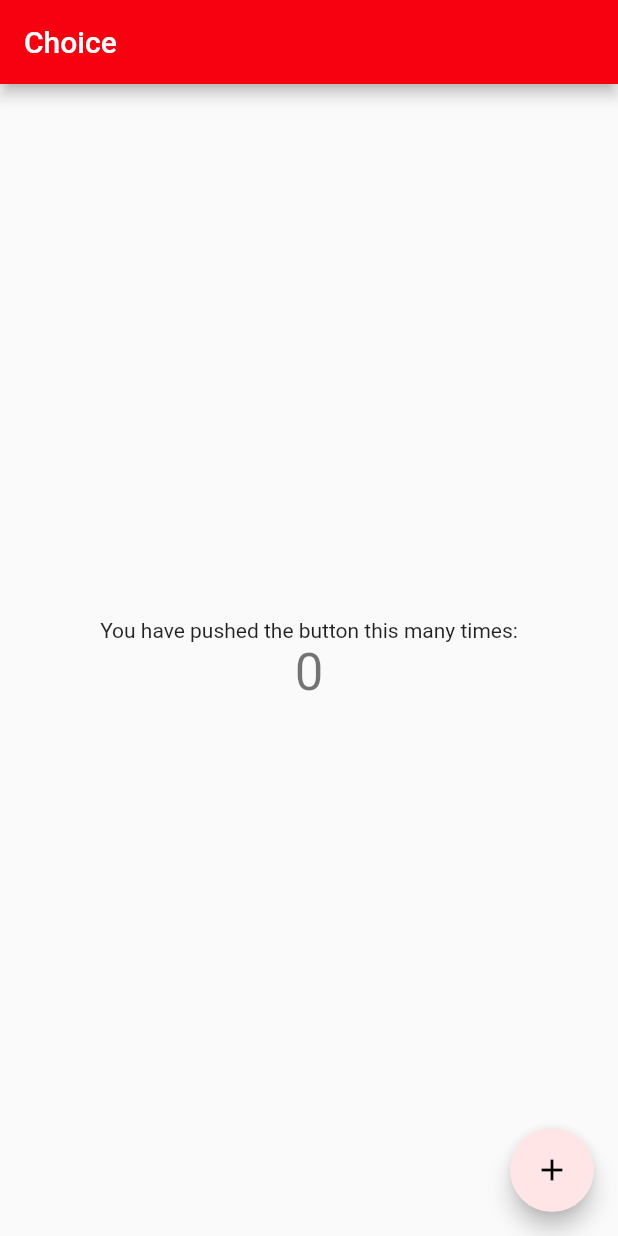
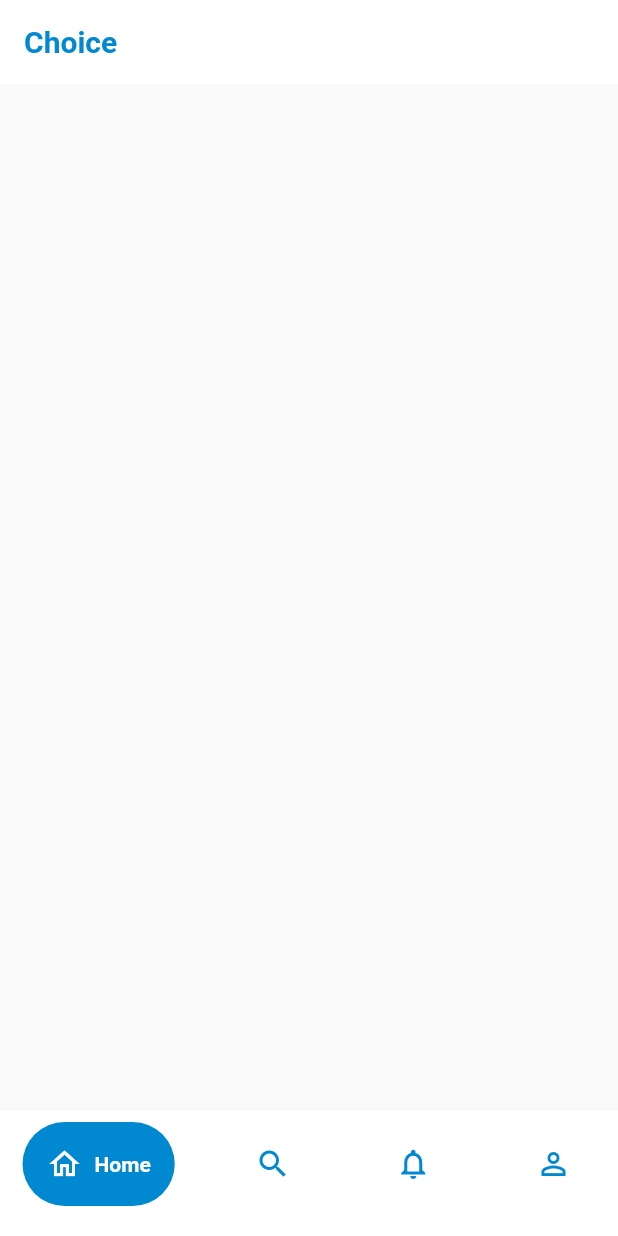
Before and after one commit to SokkunNORN/choice, a Flutter app: the screen it shows after launch, on a phone screen of 412 x 824 dp. Run offline on Flutter 3.47's test engine with Material 2 defaults, Android fonts, the light colour scheme and no system bars; drawn by our look-alikes of google_nav_bar; our stand-ins replace get.

Commit message:
feat(view): init tab bar

```diff
--- a/lib/main.dart
+++ b/lib/main.dart
@@ -1,6 +1,6 @@
+import 'package:choice/routes/app_sreens.dart';
 import 'package:flutter/material.dart';
-
-import 'common/common.dart';
+import 'package:get/get.dart';
 
 void main() {
   runApp(const MyApp());
@@ -11,63 +11,10 @@ class MyApp extends StatelessWidget {
 
   @override
   Widget build(BuildContext context) {
-    return MaterialApp(
-      title: 'Choice',
+    return GetMaterialApp(
       debugShowCheckedModeBanner: false,
-      theme: ThemeData(
-        colorScheme: ColorScheme.fromSwatch(
-          primarySwatch: kPrimaryColor,
-          accentColor: kAccentColor
-        ).copyWith(onPrimary: Colors.white),
-      ),
-      home: const MyHomePage(title: 'Choice'),
+      initialRoute: AppScreen.cInitial,
+      getPages: AppScreen.routes,
     );
   }
 }
-
-class MyHomePage extends StatefulWidget {
-  const MyHomePage({Key? key, required this.title}) : super(key: key);
-
-  final String title;
-
-  @override
-  State<MyHomePage> createState() => _MyHomePageState();
-}
-
-class _MyHomePageState extends State<MyHomePage> {
-  int _counter = 0;
-
-  void _incrementCounter() {
-    setState(() {
-      _counter++;
-    });
-  }
-
-  @override
-  Widget build(BuildContext context) {
-    return Scaffold(
-      appBar: AppBar(
-        title: Text(widget.title),
-      ),
-      body: Center(
-        child: Column(
-          mainAxisAlignment: MainAxisAlignment.center,
-          children: <Widget>[
-            const Text(
-              'You have pushed the button this many times:',
-            ),
-            Text(
-              '$_counter',
-              style: Theme.of(context).textTheme.headline4,
-            ),
-          ],
-        ),
-      ),
-      floatingActionButton: FloatingActionButton(
-        onPressed: _incrementCounter,
-        tooltip: 'Increment',
-        child: const Icon(Icons.add),
-      ),
-    );
-  }
-}
--- /dev/null
+++ b/lib/module/root/bindings/root.dart
@@ -0,0 +1,9 @@
+import 'package:choice/module/root/controller/root.dart';
+import 'package:get/get.dart';
+
+class RootBinding extends Bindings {
+  @override
+  void dependencies() {
+    Get.lazyPut(() => RootController());
+  }
+}
--- /dev/null
+++ b/lib/module/root/controller/root.dart
@@ -0,0 +1,21 @@
+import 'package:flutter/material.dart';
+import 'package:get/get_state_manager/get_state_manager.dart';
+
+class RootController extends GetxController {
+  final List<NavIcon> tabBars = [
+    NavIcon(icon: Icons.home_outlined, text: 'Home'),
+    NavIcon(icon: Icons.search, text: 'Search'),
+    NavIcon(icon: Icons.notifications_outlined, text: 'Notifications'),
+    NavIcon(icon: Icons.person_outline, text: 'Profile')
+  ];
+}
+
+class NavIcon {
+  IconData icon;
+  String text;
+
+  NavIcon({
+    required this.icon,
+    required this.text
+  });
+}
--- /dev/null
+++ b/lib/module/root/view/root.dart
@@ -0,0 +1,57 @@
+import 'package:choice/common/common.dart';
+import 'package:choice/module/root/controller/root.dart';
+import 'package:flutter/material.dart';
+import 'package:get/get_state_manager/get_state_manager.dart';
+import 'package:google_nav_bar/google_nav_bar.dart';
+
+class RootView extends GetView<RootController> {
+  const RootView({Key? key}) : super(key: key);
+
+  @override
+  Widget build(BuildContext context) {
+    return Scaffold(
+      appBar: AppBar(
+        title: Row(
+          mainAxisAlignment: MainAxisAlignment.start,
+          children: const [
+            Text(
+              'Choice',
+              style: TextStyle(
+                color: cPrimaryColor,
+                fontWeight: FontWeight.bold
+              ),
+            ),
+          ]
+        ),
+        backgroundColor: cWhiteColor,
+        elevation: 0
+      ),
+      bottomNavigationBar: Container(
+        decoration: const BoxDecoration(
+          border: Border(
+            top: BorderSide(width: .1, color: cBorderColor)
+          ),
+          color: Colors.white,
+        ),
+        child: Padding(
+          padding: const EdgeInsets.only(left: 15.0, right: 15.0, bottom: 20, top: 8),
+          child: GNav(
+            rippleColor: cSecondaryColor,
+            activeColor: cWhiteColor,
+            color: cPrimaryColor,
+            gap: 8,
+            onTabChange: (index) {},
+            padding: const EdgeInsets.all(16),
+            tabBackgroundColor: cPrimaryColor,
+            tabs: controller.tabBars.map((NavIcon item) =>
+              GButton(
+                icon: item.icon,
+                text: item.text,
+              )
+            ).toList()
+          ),
+        ),
+      ),
+    );
+  }
+}
--- /dev/null
+++ b/lib/routes/app_sreens.dart
@@ -0,0 +1,17 @@
+import 'package:choice/module/root/bindings/root.dart';
+import 'package:choice/module/root/view/root.dart';
+import 'package:get/route_manager.dart';
+
+class AppScreen {
+  static const cInitial = '/';
+
+  static final routes = [
+    GetPage(
+      name: '/',
+      page: () => const RootView(),
+      bindings: [RootBinding()],
+      participatesInRootNavigator: true,
+      preventDuplicates: true,
+    )
+  ];
+}
--- a/pubspec.yaml
+++ b/pubspec.yaml
@@ -29,14 +29,11 @@ environment:
 dependencies:
   flutter:
     sdk: flutter
-
-
-  # The following adds the Cupertino Icons font to your application.
-  # Use with the CupertinoIcons class for iOS style icons.
   cupertino_icons: ^1.0.2
   get: ^4.6.5
   flutter_svg: ^1.0.3
   rounded_loading_button: ^2.0.8
+  google_nav_bar: ^5.0.6
 
 dev_dependencies:
   flutter_test:
```
Also changed, not shown: lib/common/common.dart (+26 -24 lines), lib/routes/app_routes.dart (added, +9 -0 lines), pubspec.lock.
